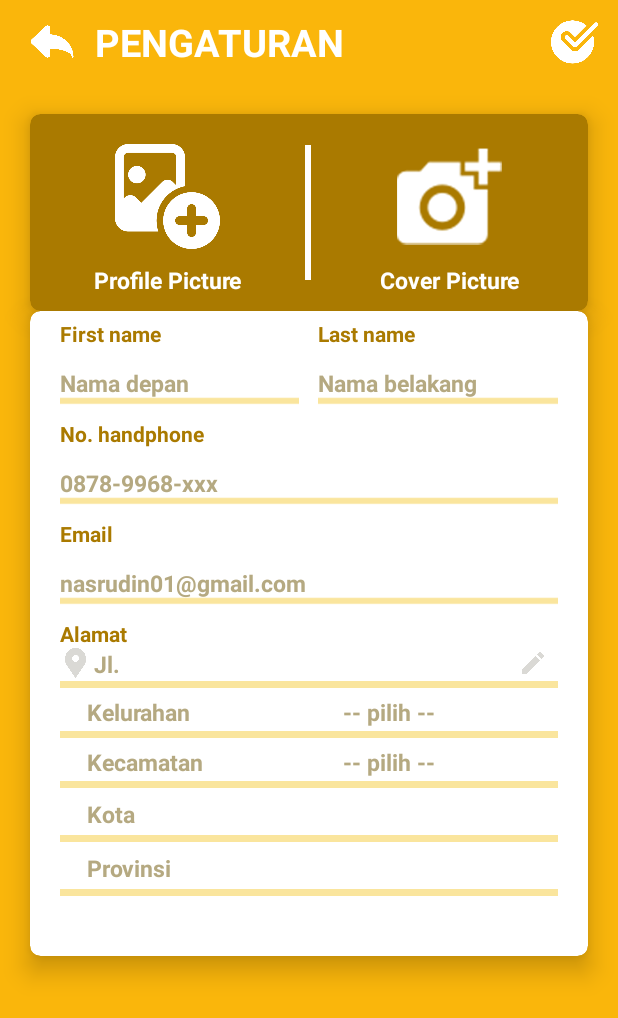
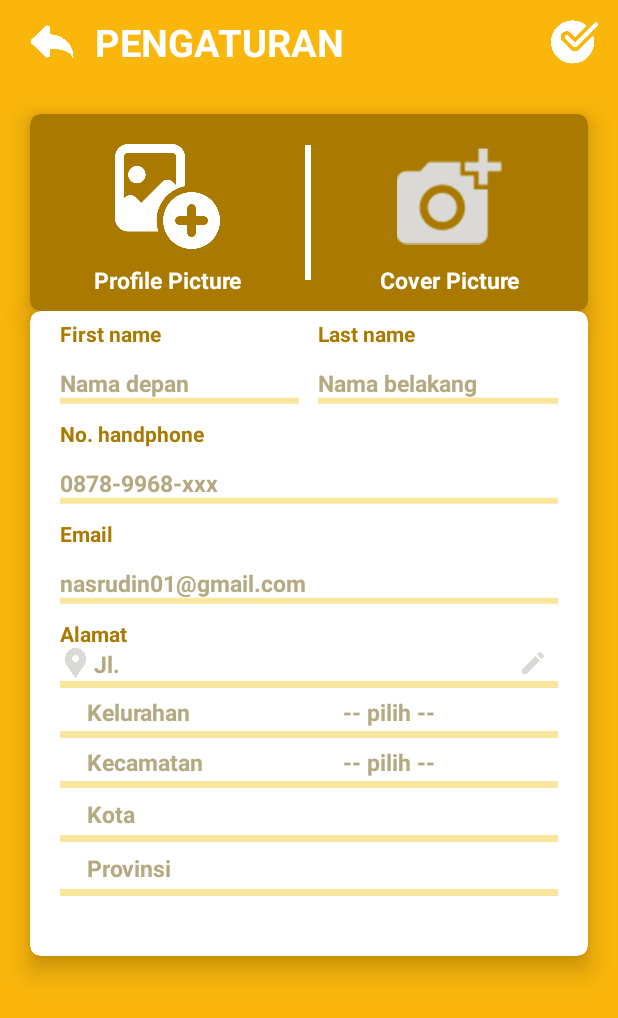
Before and after one commit to Supriyanto6543/gify, an Android app: the Pengaturan screen opened directly, with no data from a screen before it, after a tap on "Cover Picture", on a phone screen of 412 x 824 dp. Shown: the top 1018 px of the screen. Run offline under Robolectric (Android 15) with nearby library versions, the phone set to English and light mode, and no system bars; our stand-ins replace CircleImageView, Firebase (no records; nobody signed in at launch, a user with empty details on screens opened directly), Volley; libraries missing offline, so code that uses them is left out: com.yalantis.ucrop; network calls fail; pictures from the network do not load; 1 statement that could not run was skipped.

Commit message:
Rifqi Ganteng V18

```diff
--- a/app/src/main/java/app/gify/co/id/activity/Pengaturan.java
+++ b/app/src/main/java/app/gify/co/id/activity/Pengaturan.java
@@ -188,17 +188,23 @@ public class Pengaturan extends AppCompatActivity implements AdapterView.OnItemS
         });
 
         changePicture.setOnClickListener(v -> {
-            Intent galleryIntent = new Intent(Intent.ACTION_PICK,
-                    android.provider.MediaStore.Images.Media.EXTERNAL_CONTENT_URI);
+            Intent intent = new Intent();
 
-            startActivityForResult(galleryIntent, GALLERY_PHOTO);
+            intent.setType("image/*");
+
+            intent.setAction(Intent.ACTION_GET_CONTENT);
+
+            startActivityForResult(Intent.createChooser(intent, "Select Image From Gallery"), GALLERY_PHOTO);
         });
 
         changeCover.setOnClickListener(v -> {
-            Intent galleryIntent = new Intent(Intent.ACTION_PICK,
-                    android.provider.MediaStore.Images.Media.EXTERNAL_CONTENT_URI);
+            Intent intent = new Intent();
 
-            startActivityForResult(galleryIntent, GALLERY_COVER);
+            intent.setType("image/*");
+
+            intent.setAction(Intent.ACTION_GET_CONTENT);
+
+            startActivityForResult(Intent.createChooser(intent, "Select Image From Gallery"), GALLERY_COVER);
         });
 
         ganti.setOnClickListener(v -> {
@@ -309,30 +315,32 @@ public class Pengaturan extends AppCompatActivity implements AdapterView.OnItemS
     protected void onActivityResult(int requestCode, int resultCode, @Nullable Intent data) {
         super.onActivityResult(requestCode, resultCode, data);
 
-        if (requestCode == GALLERY_PHOTO && resultCode == Activity.RESULT_OK) {
+        if (requestCode == GALLERY_PHOTO && resultCode == Activity.RESULT_OK && data != null && data.getData() != null) {
             profile = data.getData();
             try {
                 Photo = MediaStore.Images.Media.getBitmap(getApplicationContext().getContentResolver(), profile);
+                profileImage.setImageBitmap(Photo);
             } catch (IOException e) {
                 e.printStackTrace();
             }
-            profileImage.setImageBitmap(Photo);
+
         }
 
-        if (requestCode == GALLERY_COVER && resultCode == Activity.RESULT_OK) {
+        if (requestCode == GALLERY_COVER && resultCode == Activity.RESULT_OK && data != null && data.getData() != null) {
             cover = data.getData();
             try {
                 Cover = MediaStore.Images.Media.getBitmap(getApplicationContext().getContentResolver(), cover);
+                coverImage.setImageBitmap(Cover);
             } catch (IOException e) {
                 e.printStackTrace();
             }
-            coverImage.setImageBitmap(Cover);
+
         }
     }
 
 
     public void cekprofile(){
-        JsonObjectRequest request = new JsonObjectRequest(Request.Method.GET, UrlJson.AMBIL_NAMA +"?nama=" + "firdaus", null, new Response.Listener<JSONObject>() {
+        JsonObjectRequest request = new JsonObjectRequest(Request.Method.GET, UrlJson.AMBIL_NAMA +"?nama=" + namaUser, null, new Response.Listener<JSONObject>() {
             @Override
             public void onResponse(JSONObject response) {
                 try {
@@ -372,7 +380,7 @@ public class Pengaturan extends AppCompatActivity implements AdapterView.OnItemS
 
 
     private void AkuGantengBanget(){
-        StringRequest stringRequest = new StringRequest(Request.Method.POST, UPLOAD_URL +"?id_tetap = " + idku, new Response.Listener<String>() {
+        StringRequest stringRequest = new StringRequest(Request.Method.POST, UrlJson.IMAGE +"?id_tetap=" + idku, new Response.Listener<String>() {
             @Override
             public void onResponse(String response) {
                 Log.d("mmakan bang",response + "");
@@ -403,6 +411,7 @@ public class Pengaturan extends AppCompatActivity implements AdapterView.OnItemS
                 Map<String, String> params = new HashMap<>();
                 params.put("photo", getStringImage(Photo));
                 params.put("cover_foto", getStringImage(Cover));
+                Log.d("Hasil Gambar", getStringImage(Cover) + " " + getStringImage(Photo) + "");
                 return params;
             }
         };
--- a/app/src/main/res/layout/fragment_pengaturan.xml
+++ b/app/src/main/res/layout/fragment_pengaturan.xml
@@ -122,6 +122,7 @@
             <LinearLayout
                 android:id="@+id/changeCoverPengaturan"
                 android:gravity="center"
+                android:padding="@dimen/padd_10"
                 android:layout_gravity="center"
                 android:orientation="vertical"
                 android:layout_weight="49.5"
@@ -134,7 +135,6 @@
                     android:layout_marginStart="@dimen/padd_10"
                     android:layout_marginEnd="@dimen/padd_10"
                     android:padding="@dimen/padd_10"
-                    android:tint="#fff"
                     android:layout_width="match_parent"
                     android:layout_height="90dp"/>
 
```
